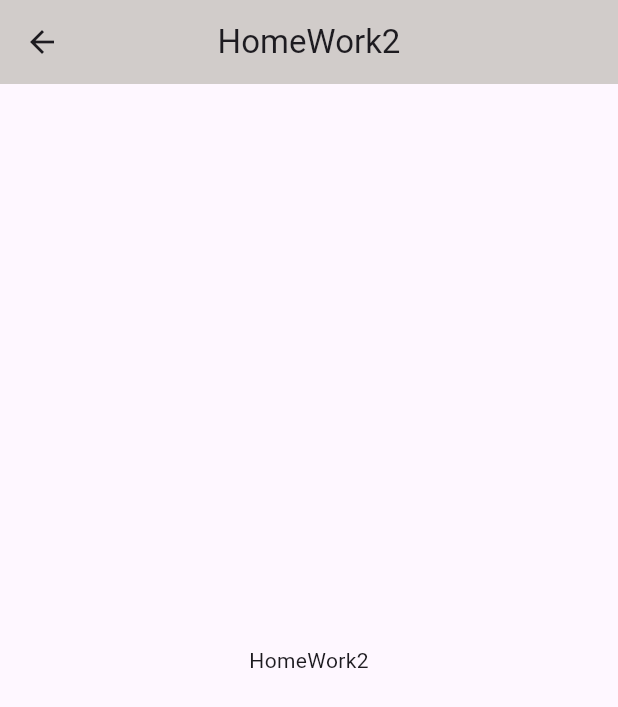
After one commit to aimenalzubidi/mobile_app_development_it4, a Flutter app: the HomeWork2 screen opened directly, on a phone screen of 412 x 824 dp. The commit adds this screen. Shown: the top 707 px of the screen. Run offline on Flutter 3.47's test engine with Material 3 defaults, Android fonts, the phone set to English and light mode, and no system bars.

```diff
--- /dev/null
+++ b/lib/home_work_2.dart
@@ -0,0 +1,17 @@
+import 'package:flutter/material.dart';
+
+class HomeWork2 extends StatelessWidget {
+  const HomeWork2({super.key});
+
+  @override
+  Widget build(BuildContext context) {
+    return Scaffold(
+      appBar: AppBar(
+        backgroundColor: const Color.fromARGB(255, 209, 204, 202),
+        title: const Text('HomeWork2'),
+        centerTitle: true,
+      ),
+      body: const Center(child: Text('HomeWork2')),
+    );
+  }
+}
--- a/lib/main.dart
+++ b/lib/main.dart
@@ -1,9 +1,11 @@
 import 'package:flutter/material.dart';
 import 'package:mobile_app_development_it4/home_work_1.dart';
+import 'package:mobile_app_development_it4/home_work_2.dart';
 
 void main() {
   runApp(const MyApp());
 }
+
 class MyApp extends StatelessWidget {
   const MyApp({super.key});
 
```
Also changed, not shown: lib/home_work_1.dart (+17 -1 lines).
